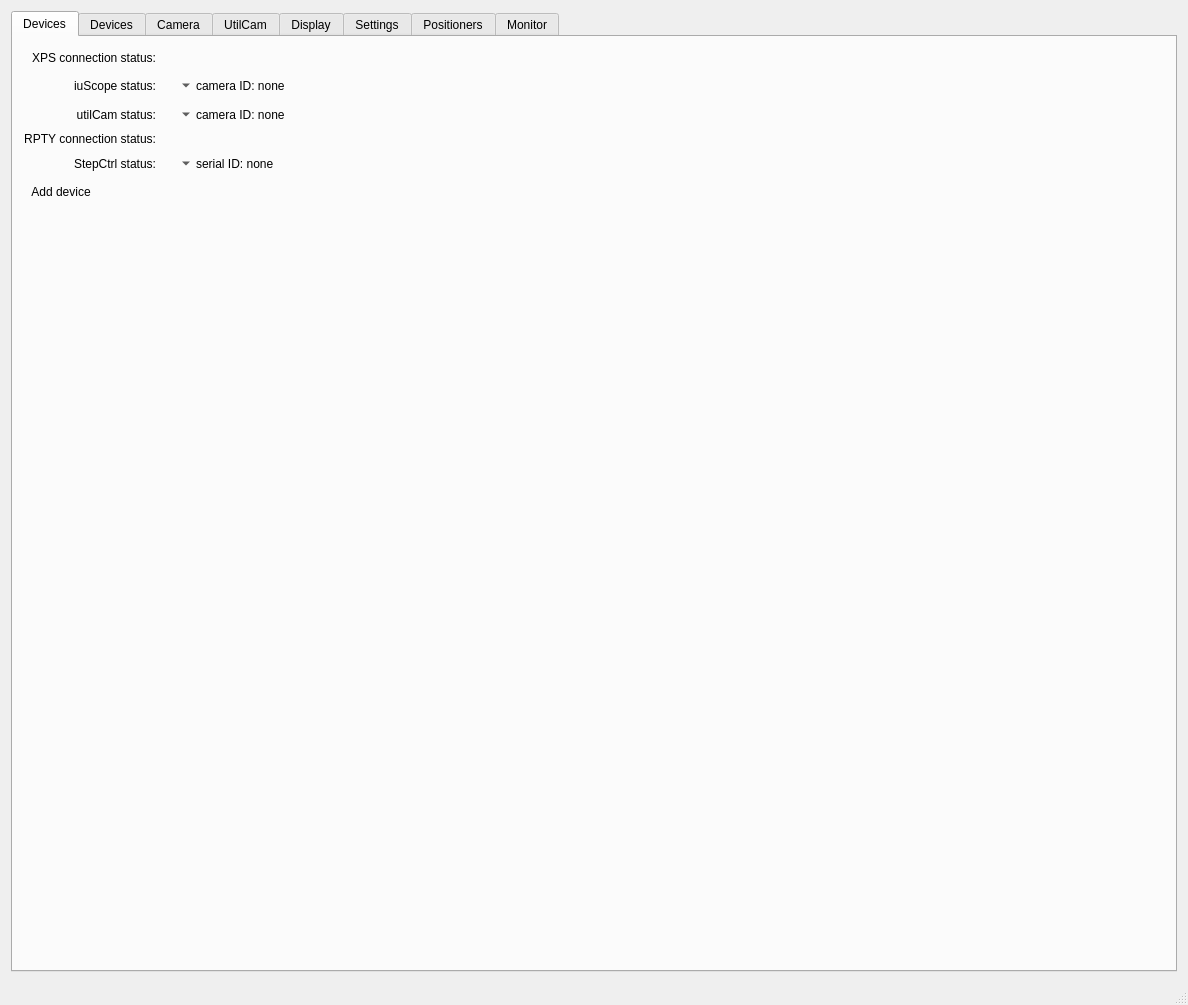
This is GUI/mainwindow.ui in mvxe/MLA-CS as Qt 5 draws it before an edit. The edited form follows.
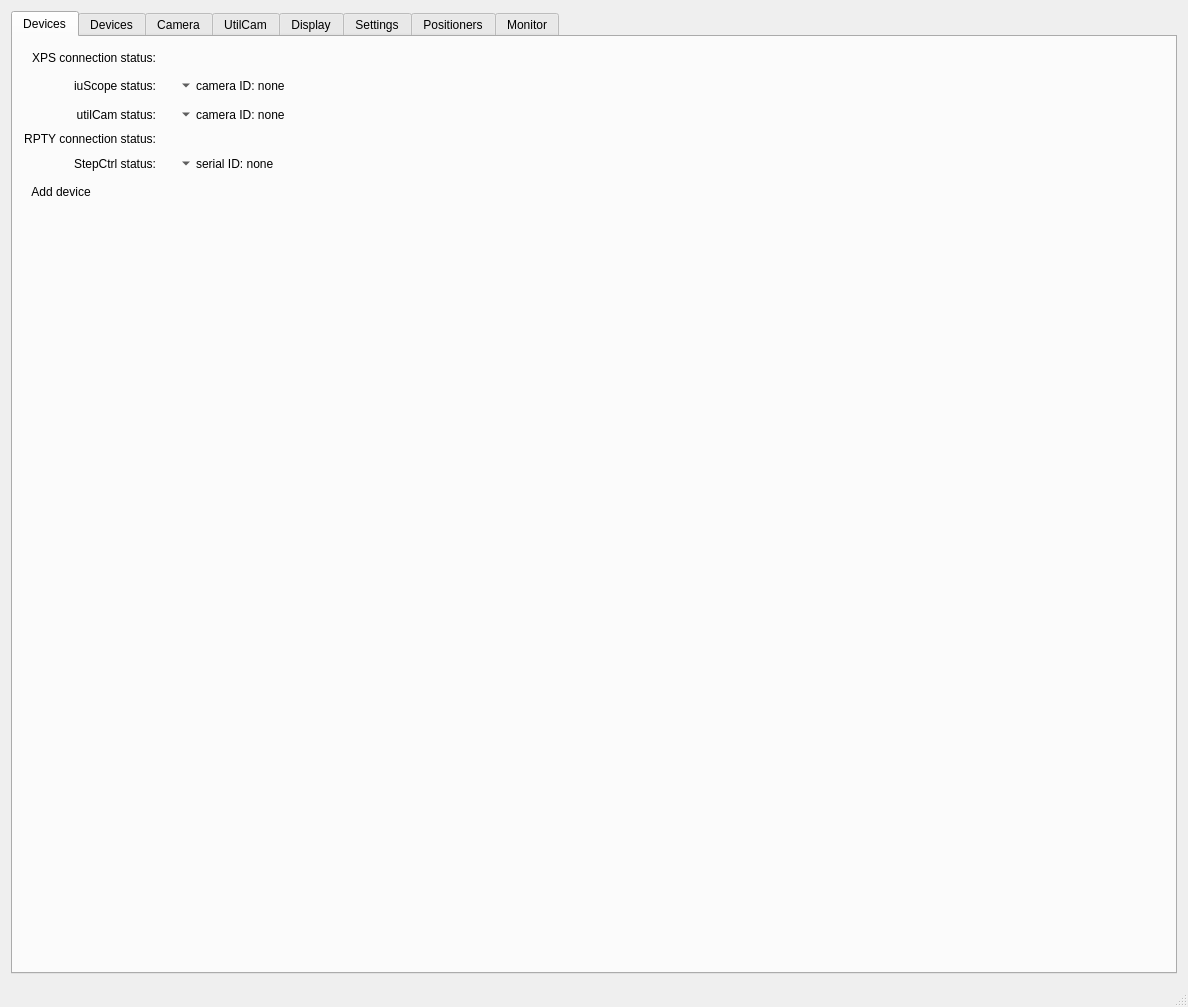
This is the edited form. Icons and pictures are not drawn. Custom widgets are drawn as their Qt base class.

Commit message: done with laser writing for now

Diff of the .ui file:
```diff
--- a/GUI/mainwindow.ui
+++ b/GUI/mainwindow.ui
@@ -7,7 +7,7 @@
     <x>0</x>
     <y>0</y>
     <width>1188</width>
-    <height>1005</height>
+    <height>1007</height>
    </rect>
   </property>
   <property name="sizePolicy">
```
The commit also changes 2 other files.
